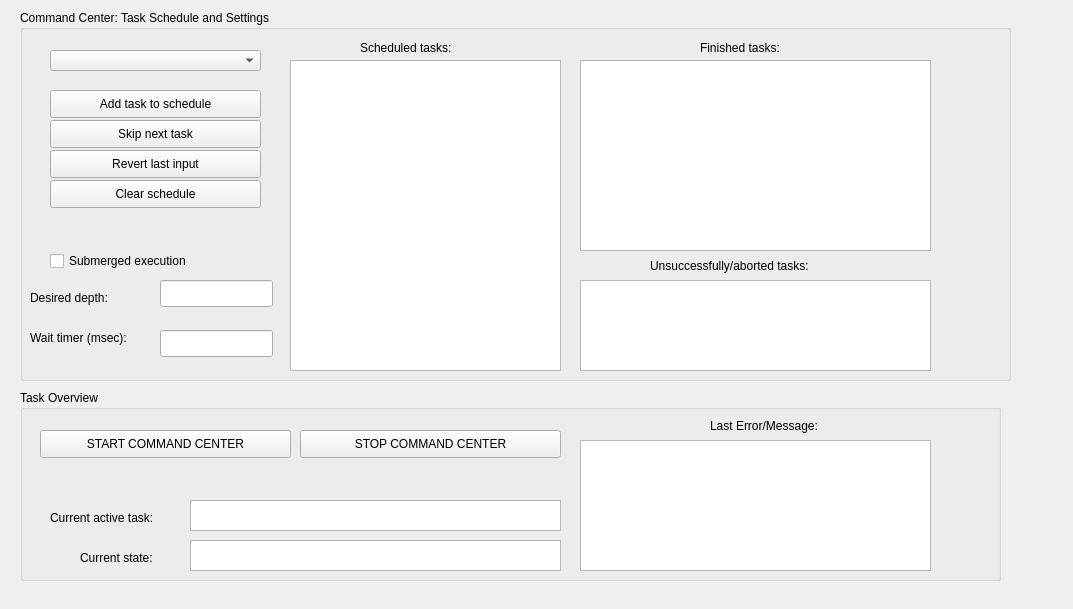
Qt form Hanse/CommandCenter/commandcenterform.ui (iti-luebeck/HANSE2011) before a commit.
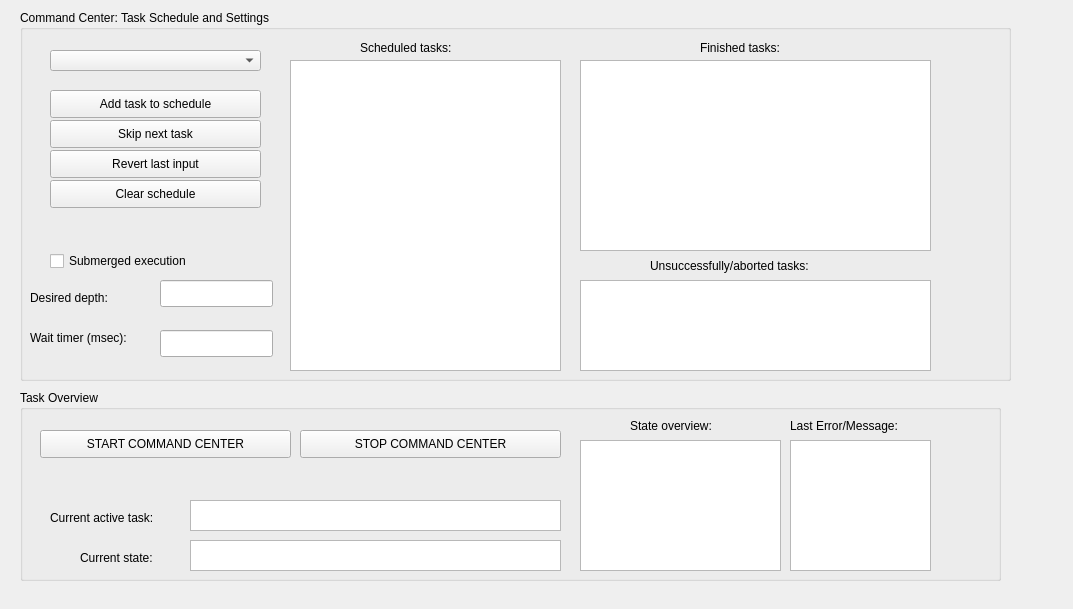
The same form after that commit.

Patch:
```diff
--- a/Hanse/CommandCenter/commandcenterform.ui
+++ b/Hanse/CommandCenter/commandcenterform.ui
@@ -330,7 +330,7 @@
    <widget class="QLabel" name="label_5">
     <property name="geometry">
      <rect>
-      <x>690</x>
+      <x>770</x>
       <y>20</y>
       <width>141</width>
       <height>31</height>
@@ -343,13 +343,36 @@
    <widget class="QTextBrowser" name="errorOutput">
     <property name="geometry">
      <rect>
+      <x>770</x>
+      <y>50</y>
+      <width>141</width>
+      <height>131</height>
+     </rect>
+    </property>
+   </widget>
+   <widget class="QTextBrowser" name="stateOverviewOutput">
+    <property name="geometry">
+     <rect>
       <x>560</x>
       <y>50</y>
-      <width>351</width>
+      <width>201</width>
       <height>131</height>
      </rect>
     </property>
    </widget>
+   <widget class="QLabel" name="label_10">
+    <property name="geometry">
+     <rect>
+      <x>610</x>
+      <y>20</y>
+      <width>101</width>
+      <height>31</height>
+     </rect>
+    </property>
+    <property name="text">
+     <string>State overview:</string>
+    </property>
+   </widget>
   </widget>
  </widget>
  <resources/>
```
